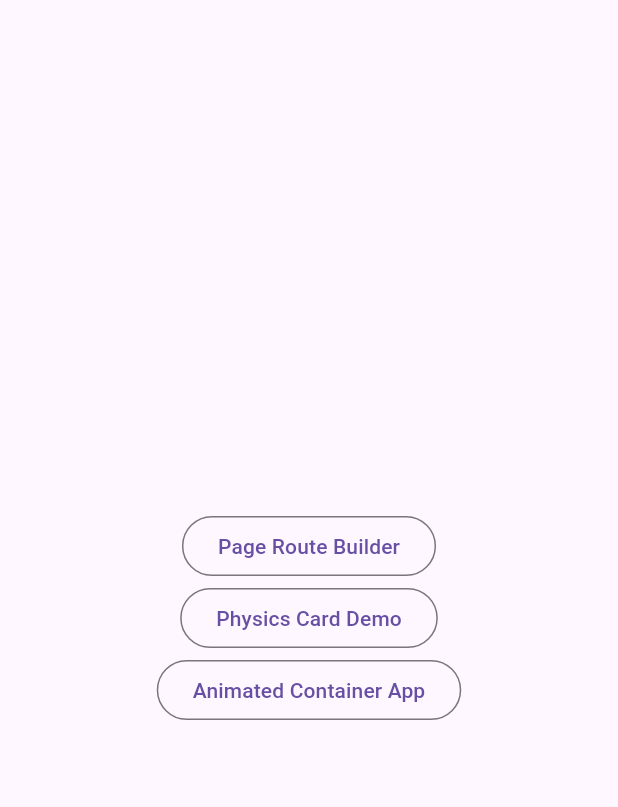
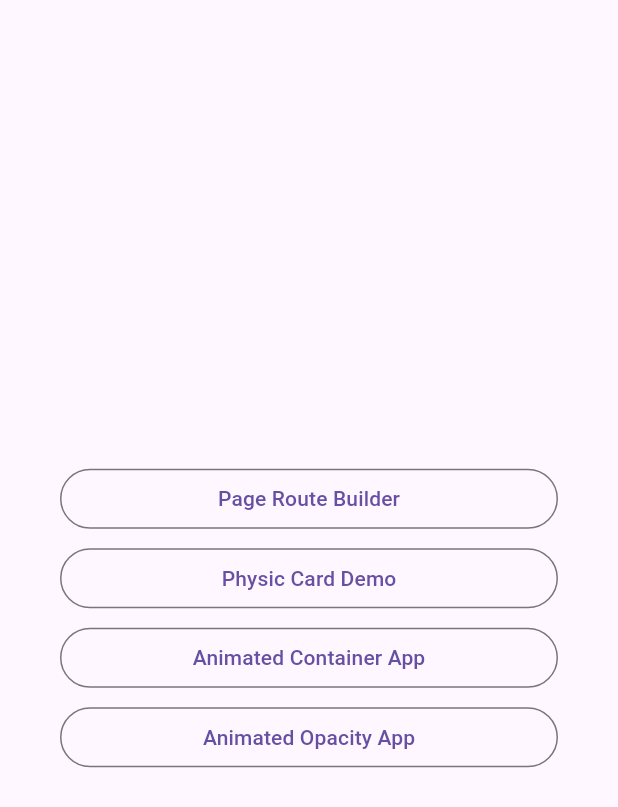
Before and after one commit to anhkien7780/animation, a Flutter app: the screen it shows after launch, on a phone screen of 412 x 824 dp. Shown: the top 807 px of the screen. Run offline on Flutter 3.47's test engine with Material 3 defaults, Android fonts, the phone set to English and light mode, and no system bars.

Commit message:
feat: animated opacity app

```diff
--- a/lib/main.dart
+++ b/lib/main.dart
@@ -1,5 +1,6 @@
 import 'package:animation/router/app_route.dart';
 import 'package:animation/ui/pages/animated_container_app/AnimatedContainerApp.dart';
+import 'package:animation/ui/pages/animated_opacity_app/animated_opacity_app.dart';
 import 'package:animation/ui/pages/first_page/first_page.dart';
 import 'package:animation/ui/pages/physics_card_demo/physics_card_demo.dart';
 import 'package:flutter/material.dart';
@@ -18,7 +19,9 @@ class MyApp extends StatelessWidget {
         AppRoute.mainPage: (context) => const MainPage(),
         AppRoute.pageRouteBuilderPage: (context) => const FirstPage(),
         AppRoute.physicsCardDemo: (context) => const PhysicsCardDemo(),
-        AppRoute.animatedContainerApp: (context) => const AnimatedContainerApp(),
+        AppRoute.animatedContainerApp: (context) =>
+        const AnimatedContainerApp(),
+        AppRoute.animatedOpacityApp: (context) => const AnimatedOpacityApp()
     },
       initialRoute: AppRoute.mainPage,
     );
@@ -32,30 +35,53 @@ class MainPage extends StatelessWidget {
   Widget build(BuildContext context) {
     return Scaffold(
       body: Center(
+        child: Padding(
+          padding: const EdgeInsets.symmetric(horizontal: 40),
           child: Column(
+            spacing: 5,
             mainAxisAlignment: MainAxisAlignment.center,
             children: [
-            OutlinedButton(
-              onPressed: () {
-                Navigator.pushNamed(context, AppRoute.pageRouteBuilderPage);
-              },
-              child: Text("Page Route Builder"),
+              _buildOutlinedButton(
+                  context: context,
+                  route: AppRoute.pageRouteBuilderPage,
+                  text: "Page Route Builder"
               ),
-            OutlinedButton(
-              onPressed: () {
-                Navigator.pushNamed(context, AppRoute.physicsCardDemo);
-              },
-              child: Text("Physics Card Demo"),
+              _buildOutlinedButton(
+                  context: context,
+                  route: AppRoute.physicsCardDemo,
+                  text: "Physic Card Demo"
               ),
-            OutlinedButton(
-              onPressed: () {
-                Navigator.pushNamed(context, AppRoute.animatedContainerApp);
-              },
-              child: Text("Animated Container App"),
+              _buildOutlinedButton(
+                  context: context,
+                  route: AppRoute.animatedContainerApp,
+                  text: "Animated Container App"
+              ),
+              _buildOutlinedButton(
+                  context: context,
+                  route: AppRoute.animatedOpacityApp,
+                  text: "Animated Opacity App"
               ),
             ],
           ),
         ),
+      ),
+    );
+  }
+
+  Widget _buildOutlinedButton({
+    required BuildContext context,
+    required String route,
+    required String text,
+  }) {
+    return SizedBox(
+      width: double.infinity,
+      child: OutlinedButton(
+        style: ButtonStyle(),
+        onPressed: () {
+          Navigator.pushNamed(context, route);
+        },
+        child: Text(text),
+      ),
     );
   }
 }
--- a/lib/router/app_route.dart
+++ b/lib/router/app_route.dart
@@ -3,4 +3,5 @@ class AppRoute{
   static const String pageRouteBuilderPage = "/page_route_builder";
   static const String physicsCardDemo = "/physics_card_demo";
   static const String animatedContainerApp = "animated_container_app";
+  static const String animatedOpacityApp = "animated_opacity_app";
 }
--- a/lib/ui/pages/animated_container_app/AnimatedContainerApp.dart
+++ b/lib/ui/pages/animated_container_app/AnimatedContainerApp.dart
@@ -1,5 +1,6 @@
 import 'dart:math';
 
+import 'package:animation/common/app_bar.dart';
 import 'package:flutter/material.dart';
 
 class AnimatedContainerApp extends StatefulWidget {
@@ -18,6 +19,7 @@ class _AnimatedContainerAppState extends State<AnimatedContainerApp> {
   @override
   Widget build(BuildContext context) {
     return Scaffold(
+      appBar: buildAppBar(context),
       floatingActionButton: FloatingActionButton(
         onPressed: () {
           setState(() {
```
Also changed, not shown: lib/common/app_bar.dart (added, +12 -0 lines), lib/ui/pages/animated_opacity_app/animated_opacity_app.dart (added, +36 -0 lines), lib/ui/pages/first_page/first_page.dart (+2 -8 lines), lib/ui/pages/physics_card_demo/physics_card_demo.dart (+2 -8 lines). Lines whose indentation alone changed are shown as unchanged.
